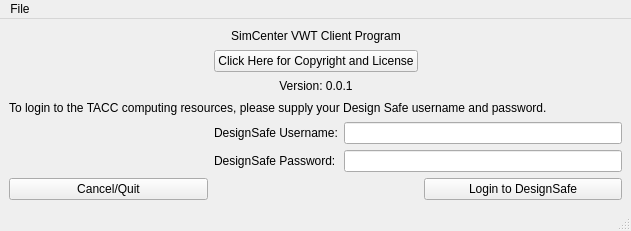
NHERI-SimCenter/CWE-Simulation-Tool, file utilWindows/authform.ui: the form before one commit.
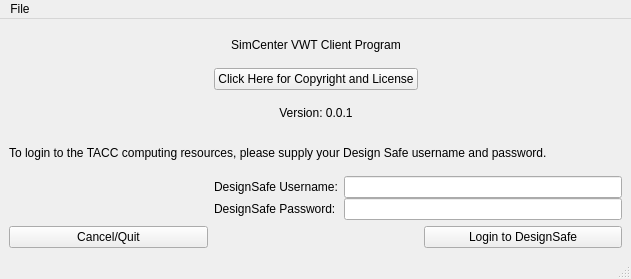
The form after the commit.

The edit to the form file:
```diff
--- a/utilWindows/authform.ui
+++ b/utilWindows/authform.ui
@@ -43,7 +43,7 @@
     <x>0</x>
     <y>0</y>
     <width>631</width>
-    <height>231</height>
+    <height>279</height>
    </rect>
   </property>
   <property name="windowTitle">
@@ -90,6 +90,9 @@
     </item>
     <item row="4" column="1" colspan="2">
      <layout class="QFormLayout" name="formLayout_2">
+      <property name="verticalSpacing">
+       <number>0</number>
+      </property>
       <item row="0" column="0">
        <widget class="QLabel" name="label">
         <property name="text">
```
Left out of the diff: 26 changed lines with no effect on the pictures.
